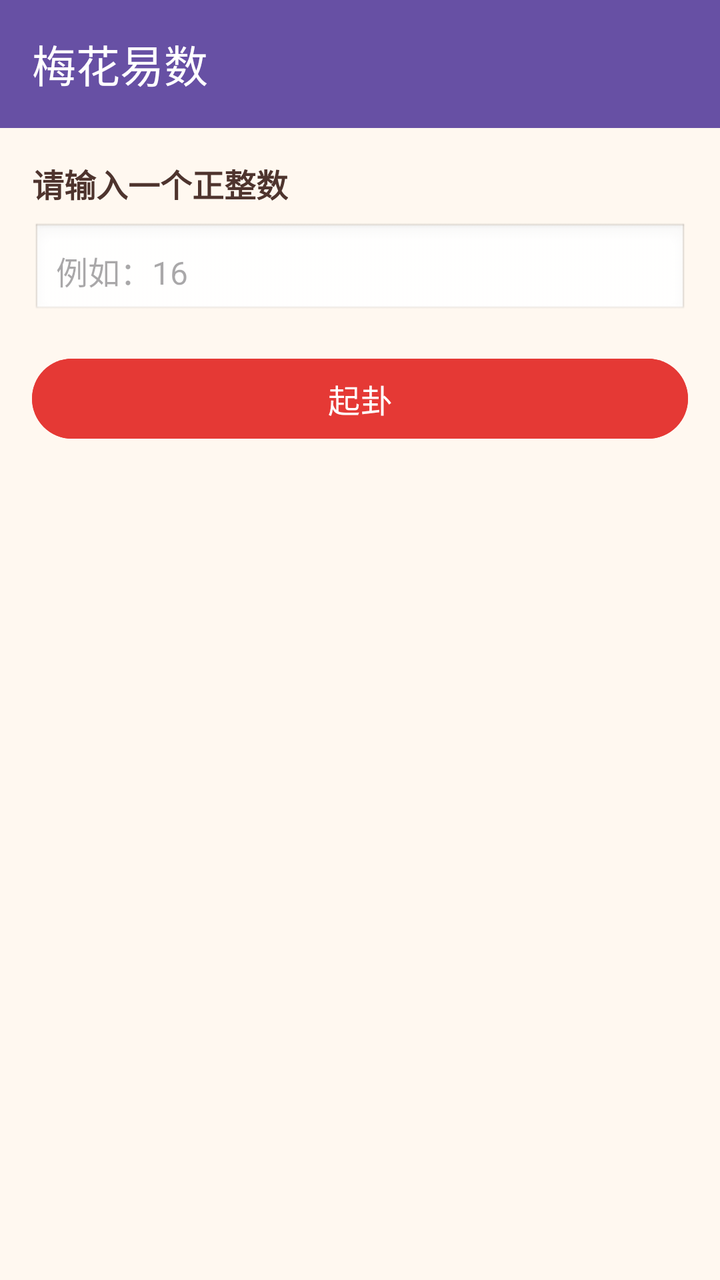
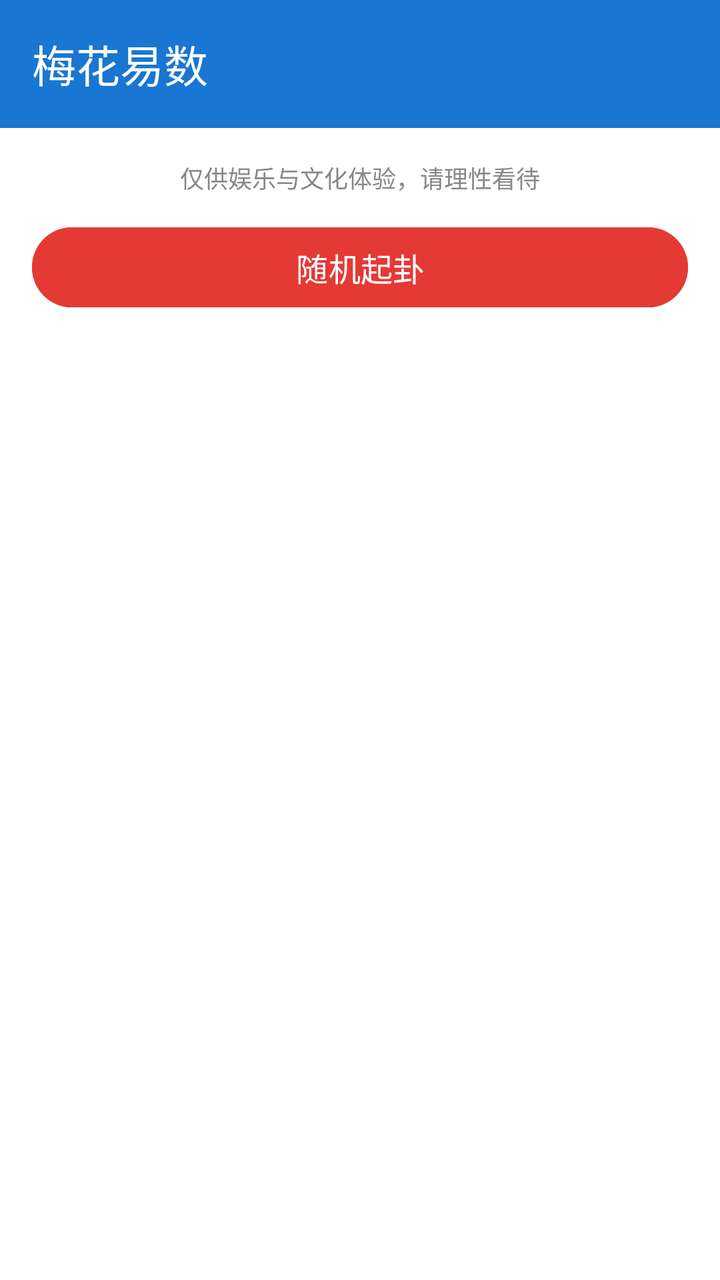

Two renders of the same Android screen: before a commit and after it. Below are the layout's source before the change and the commit's diff.
<!-- AndroidManifest.xml: application theme Theme.Project_Pandora -->
<!-- res/layout/activity_divination.xml -->
<?xml version="1.0" encoding="utf-8"?>
<LinearLayout xmlns:android="http://schemas.android.com/apk/res/android"
    android:layout_width="match_parent"
    android:layout_height="match_parent"
    android:orientation="vertical"
    android:background="#FFF8F0">

    <com.google.android.material.appbar.MaterialToolbar
        android:id="@+id/toolbar"
        android:layout_width="match_parent"
        android:layout_height="wrap_content"
        android:background="?attr/colorPrimary"
        app:title="梅花易数"
        app:titleTextColor="@android:color/white"
        xmlns:app="http://schemas.android.com/apk/res-auto" />

    <ScrollView
        android:layout_width="match_parent"
        android:layout_height="match_parent">

        <LinearLayout
            android:layout_width="match_parent"
            android:layout_height="wrap_content"
            android:orientation="vertical"
            android:padding="16dp">

            
            <TextView
                android:layout_width="wrap_content"
                android:layout_height="wrap_content"
                android:text="请输入一个正整数"
                android:textSize="16sp"
                android:textStyle="bold"
                android:textColor="#4E342E"
                android:layout_marginBottom="8dp" />

            <EditText
                android:id="@+id/editNumber"
                android:layout_width="match_parent"
                android:layout_height="wrap_content"
                android:hint="例如：16"
                android:inputType="number"
                android:textSize="16sp"
                android:background="@android:drawable/edit_text"
                android:padding="12dp"
                android:layout_marginBottom="16dp" />

            <com.google.android.material.button.MaterialButton
                android:id="@+id/btnDivine"
                android:layout_width="match_parent"
                android:layout_height="wrap_content"
                android:text="起卦"
                android:textSize="16sp"
                android:backgroundTint="#E53935"
                android:layout_marginBottom="24dp" />

            
            <TextView
                android:id="@+id/textResultTitle"
                android:layout_width="match_parent"
                android:layout_height="wrap_content"
                android:textSize="18sp"
                android:textStyle="bold"
                android:textColor="#4E342E"
                android:visibility="gone"
                android:layout_marginBottom="12dp" />

            
            <androidx.cardview.widget.CardView
                android:id="@+id/cardOriginal"
                android:layout_width="match_parent"
                android:layout_height="wrap_content"
                android:layout_marginBottom="12dp"
                android:visibility="gone"
                app:cardCornerRadius="8dp"
                app:cardElevation="2dp"
                xmlns:app="http://schemas.android.com/apk/res-auto">

                <LinearLayout
                    android:layout_width="match_parent"
                    android:layout_height="wrap_content"
                    android:orientation="vertical"
                    android:padding="16dp">

                    <TextView
                        android:layout_width="wrap_content"
                        android:layout_height="wrap_content"
                        android:text="本卦"
                        android:textSize="14sp"
                        android:textStyle="bold"
                        android:textColor="#E53935" />

                    <TextView
                        android:id="@+id/textOriginalName"
                        android:layout_width="wrap_content"
                        android:layout_height="wrap_content"
                        android:textSize="16sp"
                        android:textStyle="bold"
                        android:textColor="#263238"
                        android:layout_marginTop="4dp" />

                    <TextView
                        android:id="@+id/textOriginalJudgment"
                        android:layout_width="match_parent"
                        android:layout_height="wrap_content"
                        android:textSize="13sp"
                        android:textColor="#5D4037"
                        android:layout_marginTop="4dp" />

                </LinearLayout>
            </androidx.cardview.widget.CardView>

            
            <androidx.cardview.widget.CardView
                android:id="@+id/cardMutual"
                android:layout_width="match_parent"
                android:layout_height="wrap_content"
                android:layout_marginBottom="12dp"
                android:visibility="gone"
                app:cardCornerRadius="8dp"
                app:cardElevation="2dp"
                xmlns:app="http://schemas.android.com/apk/res-auto">

                <LinearLayout
                    android:layout_width="match_parent"
                    android:layout_height="wrap_content"
                    android:orientation="vertical"
                    android:padding="16dp">

                    <TextView
                        android:layout_width="wrap_content"
                        android:layout_height="wrap_content"
                        android:text="互卦"
                        android:textSize="14sp"
                        android:textStyle="bold"
                        android:textColor="#F5A623" />

                    <TextView
                        android:id="@+id/textMutualName"
                        android:layout_width="wrap_content"
                        android:layout_height="wrap_content"
                        android:textSize="16sp"
                        android:textStyle="bold"
                        android:textColor="#263238"
                        android:layout_marginTop="4dp" />

                    <TextView
                        android:id="@+id/textMutualJudgment"
                        android:layout_width="match_parent"
                        android:layout_height="wrap_content"
                        android:textSize="13sp"
                        android:textColor="#5D4037"
                        android:layout_marginTop="4dp" />

                </LinearLayout>
            </androidx.cardview.widget.CardView>

            
            <androidx.cardview.widget.CardView
                android:id="@+id/cardChanged"
                android:layout_width="match_parent"
                android:layout_height="wrap_content"
                android:layout_marginBottom="12dp"
                android:visibility="gone"
                app:cardCornerRadius="8dp"
                app:cardElevation="2dp"
                xmlns:app="http://schemas.android.com/apk/res-auto">

                <LinearLayout
                    android:layout_width="match_parent"
                    android:layout_height="wrap_content"
                    android:orientation="vertical"
                    android:padding="16dp">

                    <TextView
                        android:layout_width="wrap_content"
                        android:layout_height="wrap_content"
                        android:text="变卦"
                        android:textSize="14sp"
                        android:textStyle="bold"
                        android:textColor="#27AE60" />

                    <TextView
                        android:id="@+id/textChangedName"
                        android:layout_width="wrap_content"
                        android:layout_height="wrap_content"
                        android:textSize="16sp"
                        android:textStyle="bold"
                        android:textColor="#263238"
                        android:layout_marginTop="4dp" />

                    <TextView
                        android:id="@+id/textChangedJudgment"
                        android:layout_width="match_parent"
                        android:layout_height="wrap_content"
                        android:textSize="13sp"
                        android:textColor="#5D4037"
                        android:layout_marginTop="4dp" />

                </LinearLayout>
            </androidx.cardview.widget.CardView>

            
            <TextView
                android:id="@+id/textMovingLine"
                android:layout_width="match_parent"
                android:layout_height="wrap_content"
                android:textSize="14sp"
                android:textColor="#6D4C41"
                android:visibility="gone"
                android:layout_marginTop="8dp" />

        </LinearLayout>
    </ScrollView>

</LinearLayout>
<!-- resources referenced by this layout -->
<resources>
  <style name="Theme.Project_Pandora" parent="Base.Theme.Project_Pandora" />
  <style name="Base.Theme.Project_Pandora" parent="Theme.Material3.DayNight.NoActionBar">
          
          
      </style>
</resources>

<!-- the commit's change to res/layout/activity_divination.xml (unified diff, before → after) -->
@@ -3,7 +3,7 @@
     android:layout_width="match_parent"
     android:layout_height="match_parent"
     android:orientation="vertical"
-    android:background="#FFF8F0">
+    android:background="@color/color_bg_page">
 
     <com.google.android.material.appbar.MaterialToolbar
         android:id="@+id/toolbar"
@@ -26,30 +26,19 @@
 
             
             <TextView
-                android:layout_width="wrap_content"
-                android:layout_height="wrap_content"
-                android:text="请输入一个正整数"
-                android:textSize="16sp"
-                android:textStyle="bold"
-                android:textColor="#4E342E"
-                android:layout_marginBottom="8dp" />
-
-            <EditText
-                android:id="@+id/editNumber"
-                android:layout_width="match_parent"
-                android:layout_height="wrap_content"
-                android:hint="例如：16"
-                android:inputType="number"
-                android:textSize="16sp"
-                android:background="@android:drawable/edit_text"
-                android:padding="12dp"
-                android:layout_marginBottom="16dp" />
+                android:layout_width="match_parent"
+                android:layout_height="wrap_content"
+                android:text="仅供娱乐与文化体验，请理性看待"
+                android:textSize="12sp"
+                android:textColor="@color/color_text_secondary"
+                android:gravity="center"
+                android:layout_marginBottom="12dp" />
 
             <com.google.android.material.button.MaterialButton
                 android:id="@+id/btnDivine"
                 android:layout_width="match_parent"
                 android:layout_height="wrap_content"
-                android:text="起卦"
+                android:text="随机起卦"
                 android:textSize="16sp"
                 android:backgroundTint="#E53935"
                 android:layout_marginBottom="24dp" />
@@ -61,7 +50,7 @@
                 android:layout_height="wrap_content"
                 android:textSize="18sp"
                 android:textStyle="bold"
-                android:textColor="#4E342E"
+                android:textColor="@color/color_text_primary"
                 android:visibility="gone"
                 android:layout_marginBottom="12dp" />
 
@@ -90,6 +79,15 @@
                         android:textStyle="bold"
                         android:textColor="#E53935" />
 
+                    
+                    <com.example.project_pandora.ui.ai.HexagramView
+                        android:id="@+id/hexagramOriginal"
+                        android:layout_width="120dp"
+                        android:layout_height="84dp"
+                        android:layout_gravity="center_horizontal"
+                        android:layout_marginTop="8dp"
+                        android:layout_marginBottom="4dp" />
+
                     <TextView
                         android:id="@+id/textOriginalName"
                         android:layout_width="wrap_content"
@@ -135,6 +133,15 @@
                         android:textStyle="bold"
                         android:textColor="#F5A623" />
 
+                    
+                    <com.example.project_pandora.ui.ai.HexagramView
+                        android:id="@+id/hexagramMutual"
+                        android:layout_width="120dp"
+                        android:layout_height="84dp"
+                        android:layout_gravity="center_horizontal"
+                        android:layout_marginTop="8dp"
+                        android:layout_marginBottom="4dp" />
+
                     <TextView
                         android:id="@+id/textMutualName"
                         android:layout_width="wrap_content"
@@ -179,6 +186,15 @@
                         android:textSize="14sp"
                         android:textStyle="bold"
                         android:textColor="#27AE60" />
+
+                    
+                    <com.example.project_pandora.ui.ai.HexagramView
+                        android:id="@+id/hexagramChanged"
+                        android:layout_width="120dp"
+                        android:layout_height="84dp"
+                        android:layout_gravity="center_horizontal"
+                        android:layout_marginTop="8dp"
+                        android:layout_marginBottom="4dp" />
 
                     <TextView
                         android:id="@+id/textChangedName"
@@ -210,6 +226,52 @@
                 android:visibility="gone"
                 android:layout_marginTop="8dp" />
 
+            
+            <androidx.cardview.widget.CardView
+                android:id="@+id/cardAiAnalysis"
+                android:layout_width="match_parent"
+                android:layout_height="wrap_content"
+                android:layout_marginTop="12dp"
+                android:layout_marginBottom="12dp"
+                android:visibility="gone"
+                app:cardCornerRadius="8dp"
+                app:cardElevation="2dp"
+                xmlns:app="http://schemas.android.com/apk/res-auto">
+
+                <LinearLayout
+                    android:layout_width="match_parent"
+                    android:layout_height="wrap_content"
+                    android:orientation="vertical"
+                    android:padding="16dp">
+
+                    <TextView
+                        android:layout_width="wrap_content"
+                        android:layout_height="wrap_content"
+                        android:text="AI 解读"
+                        android:textSize="14sp"
+                        android:textStyle="bold"
+                        android:textColor="#7B1FA2" />
+
+                    <TextView
+                        android:id="@+id/textAiAnalysis"
+                        android:layout_width="match_parent"
+                        android:layout_height="wrap_content"
+                        android:textSize="13sp"
+                        android:textColor="#5D4037"
+                        android:layout_marginTop="4dp" />
+
+                    <TextView
+                        android:id="@+id/textAiSource"
+                        android:layout_width="match_parent"
+                        android:layout_height="wrap_content"
+                        android:textSize="11sp"
+                        android:textColor="@color/color_text_secondary"
+                        android:layout_marginTop="4dp"
+                        android:gravity="end" />
+
+                </LinearLayout>
+            </androidx.cardview.widget.CardView>
+
         </LinearLayout>
     </ScrollView>
 
<!-- resource entries referenced after the edit -->
@@ -1,9 +1,21 @@
 <!-- resources referenced by this layout -->
 <resources>
+  <color name="color_bg_page">#FFFFFFFF</color>
+  <color name="color_text_primary">#FF333333</color>
+  <color name="color_text_secondary">#FF888888</color>
   <style name="Theme.Project_Pandora" parent="Base.Theme.Project_Pandora" />
   <style name="Base.Theme.Project_Pandora" parent="Theme.Material3.DayNight.NoActionBar">
           
-          
+          <item name="colorPrimary">@color/color_calendar_today</item>
+          <item name="colorOnPrimary">@color/white</item>
+          <item name="colorSurface">@color/color_bg_page</item>
+          <item name="colorOnSurface">@color/color_text_primary</item>
+          <item name="colorOnSurfaceVariant">@color/color_text_secondary</item>
+          <item name="android:colorBackground">@color/color_bg_page</item>
+          <item name="android:textColorPrimary">@color/color_text_primary</item>
+          <item name="android:textColorSecondary">@color/color_text_secondary</item>
       </style>
+  <color name="color_calendar_today">#FF1976D2</color>
+  <color name="white">#FFFFFFFF</color>
 </resources>
 
